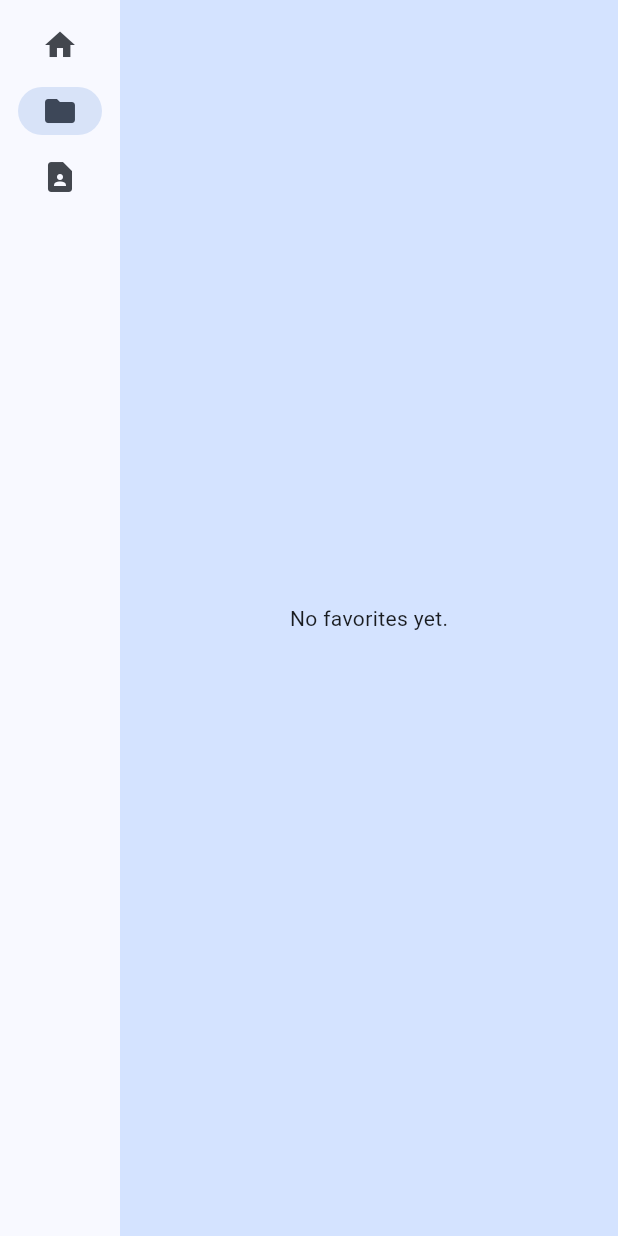
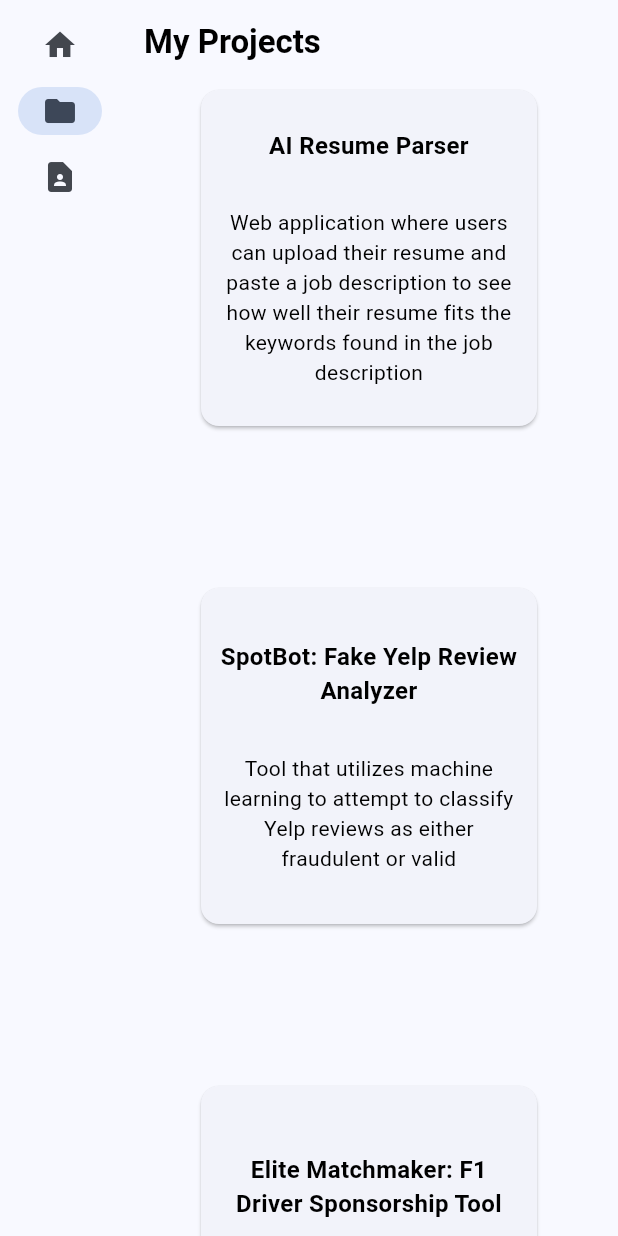
Before and after one commit to megansin/megan_sin_app, a Flutter app: the screen it shows after launch, after a tap on "Projects", on a phone screen of 412 x 824 dp. Run offline on Flutter 3.47's test engine with Material 3 defaults, Android fonts, the light colour scheme and no system bars; our stand-ins replace animated_text_kit, google_fonts.

Commit message:
added project tiles

```diff
--- a/lib/main.dart
+++ b/lib/main.dart
@@ -5,135 +5,44 @@ import 'package:animated_text_kit/animated_text_kit.dart';
 import 'package:google_fonts/google_fonts.dart';
 import 'package:flutter/gestures.dart';
 
-// import 'package:flutter/material.dart';
-
-// void main() {
-//   runApp(const MyApp());
-// }
-
-// class MyApp extends StatelessWidget {
-//   const MyApp({super.key});
-
-//   // This widget is the root of your application.
-//   @override
-//   Widget build(BuildContext context) {
-//     return MaterialApp(
-//       title: 'Flutter Demo',
-//       theme: ThemeData(
-//         // This is the theme of your application.
-//         //
-//         // TRY THIS: Try running your application with "flutter run". You'll see
-//         // the application has a purple toolbar. Then, without quitting the app,
-//         // try changing the seedColor in the colorScheme below to Colors.green
-//         // and then invoke "hot reload" (save your changes or press the "hot
-//         // reload" button in a Flutter-supported IDE, or press "r" if you used
-//         // the command line to start the app).
-//         //
-//         // Notice that the counter didn't reset back to zero; the application
-//         // state is not lost during the reload. To reset the state, use hot
-//         // restart instead.
-//         //
-//         // This works for code too, not just values: Most code changes can be
-//         // tested with just a hot reload.
-//         colorScheme: ColorScheme.fromSeed(seedColor: Colors.lightBlue),
-//         useMaterial3: true,
-//       ),
-//       home: const MyHomePage(title: 'Flutter Demo Home Page'),
-//     );
-//   }
-// }
-
-// class MyHomePage extends StatefulWidget {
-//   const MyHomePage({super.key, required this.title});
-
-//   // This widget is the home page of your application. It is stateful, meaning
-//   // that it has a State object (defined below) that contains fields that affect
-//   // how it looks.
-
-//   // This class is the configuration for the state. It holds the values (in this
-//   // case the title) provided by the parent (in this case the App widget) and
-//   // used by the build method of the State. Fields in a Widget subclass are
-//   // always marked "final".
-
-//   final String title;
-
-//   @override
-//   State<MyHomePage> createState() => _MyHomePageState();
-// }
-
-// class _MyHomePageState extends State<MyHomePage> {
-//   int _counter = 0;
-
-//   void _incrementCounter() {
-//     setState(() {
-//       // This call to setState tells the Flutter framework that something has
-//       // changed in this State, which causes it to rerun the build method below
-//       // so that the display can reflect the updated values. If we changed
-//       // _counter without calling setState(), then the build method would not be
-//       // called again, and so nothing would appear to happen.
-//       _counter++;
-//     });
-//   }
-
-//   @override
-//   Widget build(BuildContext context) {
-//     // This method is rerun every time setState is called, for instance as done
-//     // by the _incrementCounter method above.
-//     //
-//     // The Flutter framework has been optimized to make rerunning build methods
-//     // fast, so that you can just rebuild anything that needs updating rather
-//     // than having to individually change instances of widgets.
-//     return Scaffold(
-//       appBar: AppBar(
-//         // TRY THIS: Try changing the color here to a specific color (to
-//         // Colors.amber, perhaps?) and trigger a hot reload to see the AppBar
-//         // change color while the other colors stay the same.
-//         backgroundColor: Theme.of(context).colorScheme.inversePrimary,
-//         // Here we take the value from the MyHomePage object that was created by
-//         // the App.build method, and use it to set our appbar title.
-//         title: Text(widget.title),
-//       ),
-//       body: Center(
-//         // Center is a layout widget. It takes a single child and positions it
-//         // in the middle of the parent.
-//         child: Column(
-//           // Column is also a layout widget. It takes a list of children and
-//           // arranges them vertically. By default, it sizes itself to fit its
-//           // children horizontally, and tries to be as tall as its parent.
-//           //
-//           // Column has various properties to control how it sizes itself and
-//           // how it positions its children. Here we use mainAxisAlignment to
-//           // center the children vertically; the main axis here is the vertical
-//           // axis because Columns are vertical (the cross axis would be
-//           // horizontal).
-//           //
-//           // TRY THIS: Invoke "debug painting" (choose the "Toggle Debug Paint"
-//           // action in the IDE, or press "p" in the console), to see the
-//           // wireframe for each widget.
-//           mainAxisAlignment: MainAxisAlignment.center,
-//           children: <Widget>[
-//             const Text(
-//               'You have clicked the button this many times:',
-//             ),
-//             Text(
-//               '$_counter',
-//               style: Theme.of(context).textTheme.headlineMedium,
-//             ),
-//           ],
-//         ),
-//       ),
-//       floatingActionButton: FloatingActionButton(
-//         onPressed: _incrementCounter,
-//         tooltip: 'Increment',
-//         child: const Icon(Icons.add),
-//       ), // This trailing comma makes auto-formatting nicer for build methods.
-//     );
-//   }
-// }
-
 void main() {
   runApp(MyApp());
 }
+
+class Project {
+  final String title;
+  final String description;
+
+  Project({required this.title, required this.description});
+}
+
+final List<Project> projects = [
+  Project(
+    title: 'AI Resume Parser',
+    description: 'Web application where users can upload their resume and paste a job description to see how well their resume fits the keywords found in the job description',
+  ),
+  Project(
+    title: 'SpotBot: Fake Yelp Review Analyzer',
+    description: 'Tool that utilizes machine learning to attempt to classify Yelp reviews as either fraudulent or valid',
+  ),
+  Project(
+    title: 'Elite Matchmaker: F1 Driver Sponsorship Tool',
+    description: 'Ranked and scored F1 drivers based on factors in alignment with company’s interests',
+  ),
+  Project(
+    title: 'Data for Good Hackathon: Star House Expansion Plan',
+    description: 'Recommended locations based on predicted need for nonprofit Star House’s services',
+  ),
+  Project(
+    title: 'WiDS Datathon: Diabetes Prediction',
+    description: 'Utilized machine learning to predict if patients have diabetes',
+  ),
+  Project(
+    title: 'Predictive Modeling for Stroke Diagnosis',
+    description: 'Determined risk factors for stroke prediction',
+  ),
+  // Add more projects
+];
 
 class MyApp extends StatelessWidget {
   const MyApp({super.key});
@@ -397,33 +306,80 @@ class GeneratorPage extends StatelessWidget {
   }
 }
 
+class ProjectDetailsPage extends StatelessWidget {
+  final Project project;
+
+  ProjectDetailsPage({required this.project});
+
+  @override
+  Widget build(BuildContext context) {
+    return Scaffold(
+      appBar: AppBar(
+        title: Text(project.title),
+      ),
+      body: Center(
+        child: Text(project.description),
+      ),
+    );
+  }
+}
+
 class ProjectsPage extends StatelessWidget {
   @override
   Widget build(BuildContext context) {
-    var appState = context.watch<MyAppState>();
+    final ColorScheme colorScheme = Theme.of(context).colorScheme;
 
-    if (appState.favorites.isEmpty) {
-      return Center(
-        child: Text('No favorites yet.'),
-      );
-    }
-
-    return ListView(
-      children: [
-        Padding(
-          padding: const EdgeInsets.all(20),
-          child: Text('You have '
-              '${appState.favorites.length} favorites:'),
+    return Theme(
+      data: ThemeData.from(
+        colorScheme: colorScheme,
+      ),
+      child: Scaffold(
+        appBar: AppBar(
+          title: Text('My Projects',
+          style: GoogleFonts.firaMono(color: Colors.black, fontWeight: FontWeight.bold),),
         ),
-        for (var pair in appState.favorites)
-          ListTile(
-            leading: Icon(Icons.favorite),
-            title: Text(pair.asLowerCase),
+        body: GridView.extent(
+          padding: EdgeInsets.symmetric(horizontal: 50.0),
+          maxCrossAxisExtent: 400,
+          crossAxisSpacing: 80,
+          mainAxisSpacing: 100,
+          children: List.generate(
+            projects.length,
+            (index) => InkWell(
+              onTap: () {
+                Navigator.push(
+                  context,
+                  MaterialPageRoute(
+                    builder: (context) => ProjectDetailsPage(project: projects[index]),
+                  ),
+                );
+              },
+              child: Card(
+                child: Padding(
+                  padding: const EdgeInsets.all(10.0),
+                  child: Column(
+                    mainAxisAlignment: MainAxisAlignment.center,
+                    children: [
+                      Text(projects[index].title,
+                      textAlign: TextAlign.center,
+                      style: GoogleFonts.firaMono(fontSize: 16, color: Colors.black, fontWeight: FontWeight.bold)),
+                      SizedBox(height: 30),
+                      Text(projects[index].description,
+                      textAlign: TextAlign.center,
+                      style: GoogleFonts.firaMono(fontSize: 14, color: Colors.black, fontWeight: FontWeight.normal),
+                      ),
+                    ],
+                  ),
+                ),
+              ),
+            ),
           ),
-      ],
+        ),
+      ),
     );
   }
 }
+
 
 class SecretLinkPage extends StatelessWidget {
   @override
```
